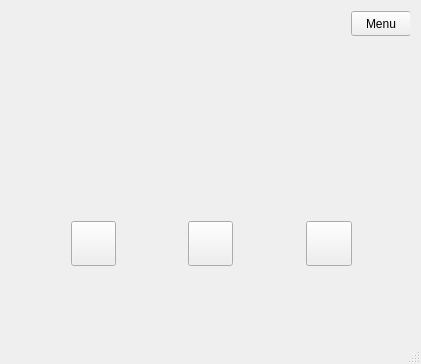
Old version of the form src/frontend/mainwindow.ui in the repository DominikaHoszowska/fiszki_qt.
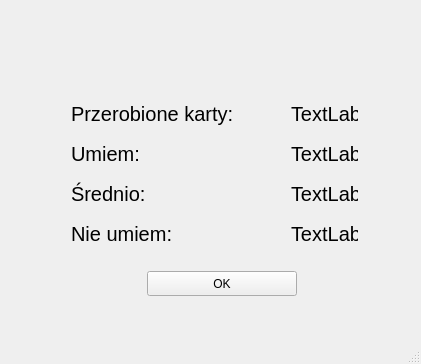
New version of the form.

Commit message: summarise window

Patch:
```diff
--- a/src/frontend/mainwindow.ui
+++ b/src/frontend/mainwindow.ui
@@ -18,7 +18,7 @@
     <item>
      <widget class="QStackedWidget" name="stackedWidget">
       <property name="currentIndex">
-       <number>6</number>
+       <number>7</number>
       </property>
       <widget class="QWidget" name="Menu">
        <widget class="QPushButton" name="addFC_B">
@@ -383,12 +383,19 @@
        <widget class="QLabel" name="QuestionLabel">
         <property name="geometry">
          <rect>
-          <x>125</x>
+          <x>120</x>
           <y>80</y>
           <width>150</width>
           <height>30</height>
          </rect>
         </property>
+        <property name="font">
+         <font>
+          <pointsize>15</pointsize>
+          <weight>75</weight>
+          <bold>true</bold>
+         </font>
+        </property>
         <property name="text">
          <string/>
         </property>
@@ -399,12 +406,19 @@
        <widget class="QLabel" name="AnswerLabel">
         <property name="geometry">
          <rect>
-          <x>125</x>
+          <x>120</x>
           <y>150</y>
           <width>150</width>
           <height>30</height>
          </rect>
         </property>
+        <property name="font">
+         <font>
+          <pointsize>15</pointsize>
+          <weight>75</weight>
+          <bold>true</bold>
+         </font>
+        </property>
         <property name="text">
          <string/>
         </property>
@@ -416,9 +430,9 @@
         <property name="geometry">
          <rect>
           <x>60</x>
-          <y>210</y>
-          <width>45</width>
-          <height>45</height>
+          <y>215</y>
+          <width>50</width>
+          <height>50</height>
          </rect>
         </property>
         <property name="text">
@@ -429,9 +443,9 @@
         <property name="geometry">
          <rect>
           <x>177</x>
-          <y>210</y>
-          <width>45</width>
-          <height>45</height>
+          <y>215</y>
+          <width>50</width>
+          <height>50</height>
          </rect>
         </property>
         <property name="text">
@@ -442,13 +456,664 @@
         <property name="geometry">
          <rect>
           <x>295</x>
-          <y>210</y>
-          <width>46</width>
-          <height>45</height>
+          <y>215</y>
+          <width>50</width>
+          <height>50</height>
          </rect>
         </property>
         <property name="text">
          <string/>
+        </property>
+       </widget>
+       <widget class="QLabel" name="goodLabel">
+        <property name="geometry">
+         <rect>
+          <x>45</x>
+          <y>265</y>
+          <width>80</width>
+          <height>17</height>
+         </rect>
+        </property>
+        <property name="text">
+         <string>Umiem</string>
+        </property>
+        <property name="alignment">
+         <set>Qt::AlignCenter</set>
+        </property>
+       </widget>
+       <widget class="QLabel" name="mediumLabel">
+        <property name="geometry">
+         <rect>
+          <x>162</x>
+          <y>265</y>
+          <width>80</width>
+          <height>17</height>
+         </rect>
+        </property>
+        <property name="text">
+         <string>Średnio</string>
+        </property>
+        <property name="alignment">
+         <set>Qt::AlignCenter</set>
+        </property>
+       </widget>
+       <widget class="QLabel" name="badLebel">
+        <property name="geometry">
+         <rect>
+          <x>280</x>
+          <y>265</y>
+          <width>80</width>
+          <height>17</height>
+         </rect>
+        </property>
+        <property name="text">
+         <string>Nie umiem</string>
+        </property>
+        <property name="alignment">
+         <set>Qt::AlignCenter</set>
+        </property>
+       </widget>
+       <widget class="QPushButton" name="checkButton">
+        <property name="geometry">
+         <rect>
+          <x>120</x>
+          <y>220</y>
+          <width>150</width>
+          <height>30</height>
+         </rect>
+        </property>
+        <property name="text">
+         <string>Sprawdź</string>
+        </property>
+       </widget>
+      </widget>
+      <widget class="QWidget" name="statisticsPage">
+       <widget class="QLabel" name="allCardsLabel">
+        <property name="geometry">
+         <rect>
+          <x>60</x>
+          <y>90</y>
+          <width>180</width>
+          <height>25</height>
+         </rect>
+        </property>
+        <property name="font">
+         <font>
+          <pointsize>15</pointsize>
+          <weight>50</weight>
+          <bold>false</bold>
+         </font>
+        </property>
+        <property name="text">
+         <string>Przerobione karty:</string>
+        </property>
+       </widget>
+       <widget class="QLabel" name="goodCardsLabel">
+        <property name="geometry">
+         <rect>
+          <x>60</x>
+          <y>130</y>
+          <width>180</width>
+          <height>25</height>
+         </rect>
+        </property>
+        <property name="palette">
+         <palette>
+          <active>
+           <colorrole role="WindowText">
+            <brush brushstyle="SolidPattern">
+             <color alpha="255">
+              <red>0</red>
+              <green>0</green>
+              <blue>0</blue>
+             </color>
+            </brush>
+           </colorrole>
+           <colorrole role="Button">
+            <brush brushstyle="SolidPattern">
+             <color alpha="255">
+              <red>239</red>
+              <green>235</green>
+              <blue>231</blue>
+             </color>
+            </brush>
+           </colorrole>
+           <colorrole role="Light">
+            <brush brushstyle="SolidPattern">
+             <color alpha="255">
+              <red>255</red>
+              <green>255</green>
+              <blue>255</blue>
+             </color>
+            </brush>
+           </colorrole>
+           <colorrole role="Midlight">
+            <brush brushstyle="SolidPattern">
+             <color alpha="255">
+              <red>247</red>
+              <green>245</green>
+              <blue>243</blue>
+             </color>
+            </brush>
+           </colorrole>
+           <colorrole role="Dark">
+            <brush brushstyle="SolidPattern">
+             <color alpha="255">
+              <red>119</red>
+              <green>117</green>
+              <blue>115</blue>
+             </color>
+            </brush>
+           </colorrole>
+           <colorrole role="Mid">
+            <brush brushstyle="SolidPattern">
+             <color alpha="255">
+              <red>159</red>
+              <green>157</green>
+              <blue>154</blue>
+             </color>
+            </brush>
+           </colorrole>
+           <colorrole role="Text">
+            <brush brushstyle="SolidPattern">
+             <color alpha="255">
+              <red>0</red>
+              <green>0</green>
+              <blue>0</blue>
+             </color>
+            </brush>
+           </colorrole>
+           <colorrole role="BrightText">
+            <brush brushstyle="SolidPattern">
+             <color alpha="255">
+              <red>255</red>
+              <green>255</green>
+              <blue>255</blue>
+             </color>
+            </brush>
+           </colorrole>
+           <colorrole role="ButtonText">
+            <brush brushstyle="SolidPattern">
+             <color alpha="255">
+              <red>0</red>
+              <green>0</green>
+              <blue>0</blue>
+             </color>
+            </brush>
+           </colorrole>
+           <colorrole role="Base">
+            <brush brushstyle="SolidPattern">
+             <color alpha="255">
+              <red>255</red>
+              <green>255</green>
+              <blue>255</blue>
+             </color>
+            </brush>
+           </colorrole>
+           <colorrole role="Window">
+            <brush brushstyle="SolidPattern">
+             <color alpha="255">
+              <red>239</red>
+              <green>235</green>
+              <blue>231</blue>
+             </color>
+            </brush>
+           </colorrole>
+           <colorrole role="Shadow">
+            <brush brushstyle="SolidPattern">
+             <color alpha="255">
+              <red>0</red>
+              <green>0</green>
+              <blue>0</blue>
+             </color>
+            </brush>
+           </colorrole>
+           <colorrole role="AlternateBase">
+            <brush brushstyle="SolidPattern">
+             <color alpha="255">
+              <red>247</red>
+              <green>245</green>
+              <blue>243</blue>
+             </color>
+            </brush>
+           </colorrole>
+           <colorrole role="ToolTipBase">
+            <brush brushstyle="SolidPattern">
+             <color alpha="255">
+              <red>255</red>
+              <green>255</green>
+              <blue>220</blue>
+             </color>
+            </brush>
+           </colorrole>
+           <colorrole role="ToolTipText">
+            <brush brushstyle="SolidPattern">
+             <color alpha="255">
+              <red>0</red>
+              <green>0</green>
+              <blue>0</blue>
+             </color>
+            </brush>
+           </colorrole>
+          </active>
+          <inactive>
+           <colorrole role="WindowText">
+            <brush brushstyle="SolidPattern">
+             <color alpha="255">
+              <red>0</red>
+              <green>0</green>
+              <blue>0</blue>
+             </color>
+            </brush>
+           </colorrole>
+           <colorrole role="Button">
+            <brush brushstyle="SolidPattern">
+             <color alpha="255">
+              <red>239</red>
+              <green>235</green>
+              <blue>231</blue>
+             </color>
+            </brush>
+           </colorrole>
+           <colorrole role="Light">
+            <brush brushstyle="SolidPattern">
+             <color alpha="255">
+              <red>255</red>
+              <green>255</green>
+              <blue>255</blue>
+             </color>
+            </brush>
+           </colorrole>
+           <colorrole role="Midlight">
+            <brush brushstyle="SolidPattern">
+             <color alpha="255">
+              <red>247</red>
+              <green>245</green>
+              <blue>243</blue>
+             </color>
+            </brush>
+           </colorrole>
+           <colorrole role="Dark">
+            <brush brushstyle="SolidPattern">
+             <color alpha="255">
+              <red>119</red>
+              <green>117</green>
+              <blue>115</blue>
+             </color>
+            </brush>
+           </colorrole>
+           <colorrole role="Mid">
+            <brush brushstyle="SolidPattern">
+             <color alpha="255">
+              <red>159</red>
+              <green>157</green>
+              <blue>154</blue>
+             </color>
+            </brush>
+           </colorrole>
+           <colorrole role="Text">
+            <brush brushstyle="SolidPattern">
+             <color alpha="255">
+              <red>0</red>
+              <green>0</green>
+              <blue>0</blue>
+             </color>
+            </brush>
+           </colorrole>
+           <colorrole role="BrightText">
+            <brush brushstyle="SolidPattern">
+             <color alpha="255">
+              <red>255</red>
+              <green>255</green>
+              <blue>255</blue>
+             </color>
+            </brush>
+           </colorrole>
+           <colorrole role="ButtonText">
+            <brush brushstyle="SolidPattern">
+             <color alpha="255">
+              <red>0</red>
+              <green>0</green>
+              <blue>0</blue>
+             </color>
+            </brush>
+           </colorrole>
+           <colorrole role="Base">
+            <brush brushstyle="SolidPattern">
+             <color alpha="255">
+              <red>255</red>
+              <green>255</green>
+              <blue>255</blue>
+             </color>
+            </brush>
+           </colorrole>
+           <colorrole role="Window">
+            <brush brushstyle="SolidPattern">
+             <color alpha="255">
+              <red>239</red>
+              <green>235</green>
+              <blue>231</blue>
+             </color>
+            </brush>
+           </colorrole>
+           <colorrole role="Shadow">
+            <brush brushstyle="SolidPattern">
+             <color alpha="255">
+              <red>0</red>
+              <green>0</green>
+              <blue>0</blue>
+             </color>
+            </brush>
+           </colorrole>
+           <colorrole role="AlternateBase">
+            <brush brushstyle="SolidPattern">
+             <color alpha="255">
+              <red>247</red>
+              <green>245</green>
+              <blue>243</blue>
+             </color>
+            </brush>
+           </colorrole>
+           <colorrole role="ToolTipBase">
+            <brush brushstyle="SolidPattern">
+             <color alpha="255">
+              <red>255</red>
+              <green>255</green>
+              <blue>220</blue>
+             </color>
+            </brush>
+           </colorrole>
+           <colorrole role="ToolTipText">
+            <brush brushstyle="SolidPattern">
+             <color alpha="255">
+              <red>0</red>
+              <green>0</green>
+              <blue>0</blue>
+             </color>
+            </brush>
+           </colorrole>
+          </inactive>
+          <disabled>
+           <colorrole role="WindowText">
+            <brush brushstyle="SolidPattern">
+             <color alpha="255">
+              <red>119</red>
+              <green>117</green>
+              <blue>115</blue>
+             </color>
+            </brush>
+           </colorrole>
+           <colorrole role="Button">
+            <brush brushstyle="SolidPattern">
+             <color alpha="255">
+              <red>239</red>
+              <green>235</green>
+              <blue>231</blue>
+             </color>
+            </brush>
+           </colorrole>
+           <colorrole role="Light">
+            <brush brushstyle="SolidPattern">
+             <color alpha="255">
+              <red>255</red>
+              <green>255</green>
+              <blue>255</blue>
+             </color>
+            </brush>
+           </colorrole>
+           <colorrole role="Midlight">
+            <brush brushstyle="SolidPattern">
+             <color alpha="255">
+              <red>247</red>
+              <green>245</green>
+              <blue>243</blue>
+             </color>
+            </brush>
+           </colorrole>
+           <colorrole role="Dark">
+            <brush brushstyle="SolidPattern">
+             <color alpha="255">
+              <red>119</red>
+              <green>117</green>
+              <blue>115</blue>
+             </color>
+            </brush>
+           </colorrole>
+           <colorrole role="Mid">
+            <brush brushstyle="SolidPattern">
+             <color alpha="255">
+              <red>159</red>
+              <green>157</green>
+              <blue>154</blue>
+             </color>
+            </brush>
+           </colorrole>
+           <colorrole role="Text">
+            <brush brushstyle="SolidPattern">
+             <color alpha="255">
+              <red>119</red>
+              <green>117</green>
+              <blue>115</blue>
+             </color>
+            </brush>
+           </colorrole>
+           <colorrole role="BrightText">
+            <brush brushstyle="SolidPattern">
+             <color alpha="255">
+              <red>255</red>
+              <green>255</green>
+              <blue>255</blue>
+             </color>
+            </brush>
+           </colorrole>
+           <colorrole role="ButtonText">
+            <brush brushstyle="SolidPattern">
+             <color alpha="255">
+              <red>119</red>
+              <green>117</green>
+              <blue>115</blue>
+             </color>
+            </brush>
+           </colorrole>
+           <colorrole role="Base">
+            <brush brushstyle="SolidPattern">
+             <color alpha="255">
+              <red>239</red>
+              <green>235</green>
+              <blue>231</blue>
+             </color>
+            </brush>
+           </colorrole>
+           <colorrole role="Window">
+            <brush brushstyle="SolidPattern">
+             <color alpha="255">
+              <red>239</red>
+              <green>235</green>
+              <blue>231</blue>
+             </color>
+            </brush>
+           </colorrole>
+           <colorrole role="Shadow">
+            <brush brushstyle="SolidPattern">
+             <color alpha="255">
+              <red>0</red>
+              <green>0</green>
+              <blue>0</blue>
+             </color>
+            </brush>
+           </colorrole>
+           <colorrole role="AlternateBase">
+            <brush brushstyle="SolidPattern">
+             <color alpha="255">
+              <red>239</red>
+              <green>235</green>
+              <blue>231</blue>
+             </color>
+            </brush>
+           </colorrole>
+           <colorrole role="ToolTipBase">
+            <brush brushstyle="SolidPattern">
+             <color alpha="255">
+              <red>255</red>
+              <green>255</green>
+              <blue>220</blue>
+             </color>
+            </brush>
+           </colorrole>
+           <colorrole role="ToolTipText">
+            <brush brushstyle="SolidPattern">
+             <color alpha="255">
+              <red>0</red>
+              <green>0</green>
+              <blue>0</blue>
+             </color>
+            </brush>
+           </colorrole>
+          </disabled>
+         </palette>
+        </property>
+        <property name="font">
+         <font>
+          <pointsize>15</pointsize>
+          <weight>50</weight>
+          <bold>false</bold>
+         </font>
+        </property>
+        <property name="text">
+         <string>Umiem:</string>
+        </property>
+       </widget>
+       <widget class="QLabel" name="mediumCardsLabel">
+        <property name="geometry">
+         <rect>
+          <x>60</x>
+          <y>170</y>
+          <width>180</width>
+          <height>25</height>
+         </rect>
+        </property>
+        <property name="font">
+         <font>
+          <pointsize>15</pointsize>
+          <weight>50</weight>
+          <bold>false</bold>
+         </font>
+        </property>
+        <property name="text">
+         <string>Średnio:</string>
+        </property>
+       </widget>
+       <widget class="QLabel" name="badCardsLabel">
+        <property name="geometry">
+         <rect>
+          <x>60</x>
+          <y>210</y>
+          <width>180</width>
+          <height>25</height>
+         </rect>
+        </property>
+        <property name="font">
+         <font>
+          <pointsize>15</pointsize>
+          <weight>50</weight>
+          <bold>false</bold>
+         </font>
+        </property>
+        <property name="text">
+         <string>Nie umiem:</string>
+        </property>
+       </widget>
+       <widget class="QLabel" name="allCardsNumber">
+        <property name="geometry">
+         <rect>
+          <x>280</x>
+          <y>90</y>
+          <width>67</width>
+          <height>25</height>
+         </rect>
+        </property>
+        <property name="font">
+         <font>
+          <pointsize>15</pointsize>
+          <weight>50</weight>
+          <bold>false</bold>
+         </font>
+        </property>
+        <property name="text">
+         <string>TextLabel</string>
+        </property>
+       </widget>
+       <widget class="QLabel" name="goodCardsNumber">
+        <property name="geometry">
+         <rect>
+          <x>280</x>
+          <y>130</y>
+          <width>67</width>
+          <height>25</height>
+         </rect>
+        </property>
+        <property name="font">
+         <font>
+          <pointsize>15</pointsize>
+          <weight>50</weight>
+          <bold>false</bold>
+         </font>
+        </property>
+        <property name="text">
+         <string>TextLabel</string>
+        </property>
+       </widget>
+       <widget class="QLabel" name="mediumCardsNumber">
+        <property name="geometry">
+         <rect>
+          <x>280</x>
+          <y>170</y>
+          <width>67</width>
+          <height>25</height>
+         </rect>
+        </property>
+        <property name="font">
+         <font>
+          <pointsize>15</pointsize>
+          <weight>50</weight>
+          <bold>false</bold>
+         </font>
+        </property>
+        <property name="text">
+         <string>TextLabel</string>
+        </property>
+       </widget>
+       <widget class="QLabel" name="badCardsNumber">
+        <property name="geometry">
+         <rect>
+          <x>280</x>
+          <y>210</y>
+          <width>67</width>
+          <height>25</height>
+         </rect>
+        </property>
+        <property name="font">
+         <font>
+          <pointsize>15</pointsize>
+          <weight>50</weight>
+          <bold>false</bold>
+         </font>
+        </property>
+        <property name="text">
+         <string>TextLabel</string>
+        </property>
+       </widget>
+       <widget class="QPushButton" name="okGoToMenu">
+        <property name="geometry">
+         <rect>
+          <x>136</x>
+          <y>260</y>
+          <width>150</width>
+          <height>25</height>
+         </rect>
+        </property>
+        <property name="text">
+         <string>OK</string>
         </property>
        </widget>
       </widget>
```
The commit also changes 3 other files.
